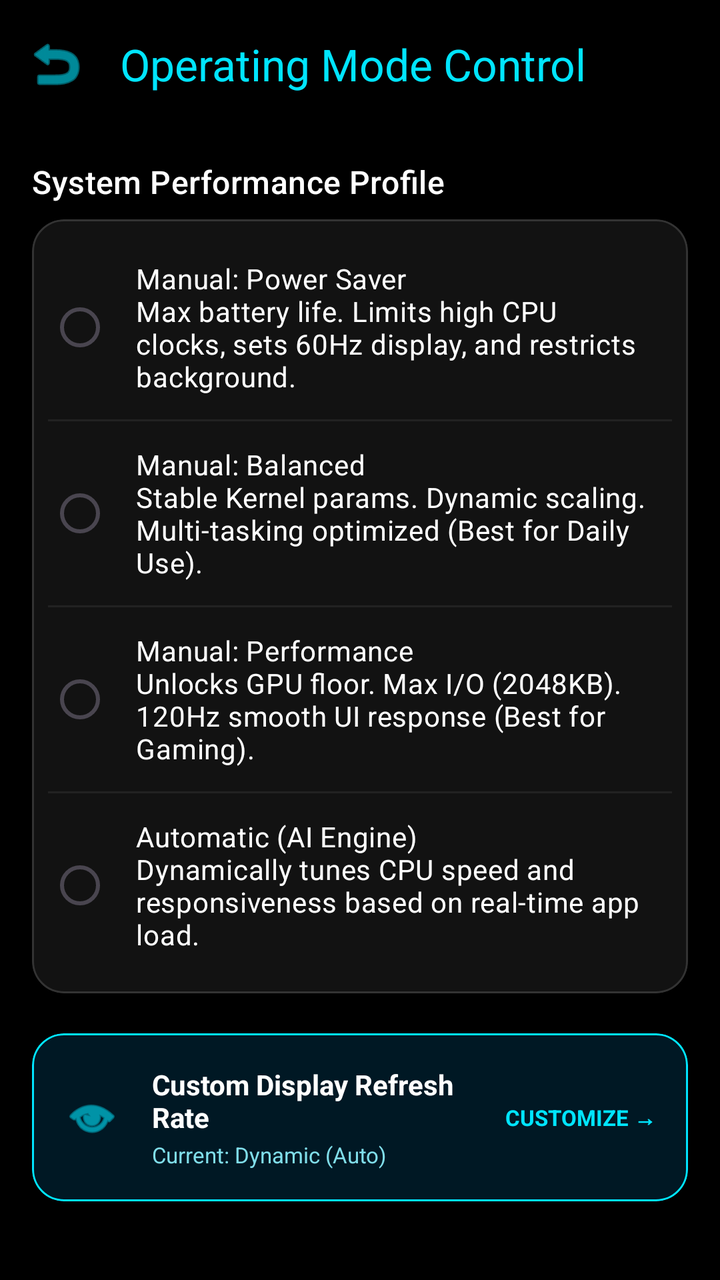
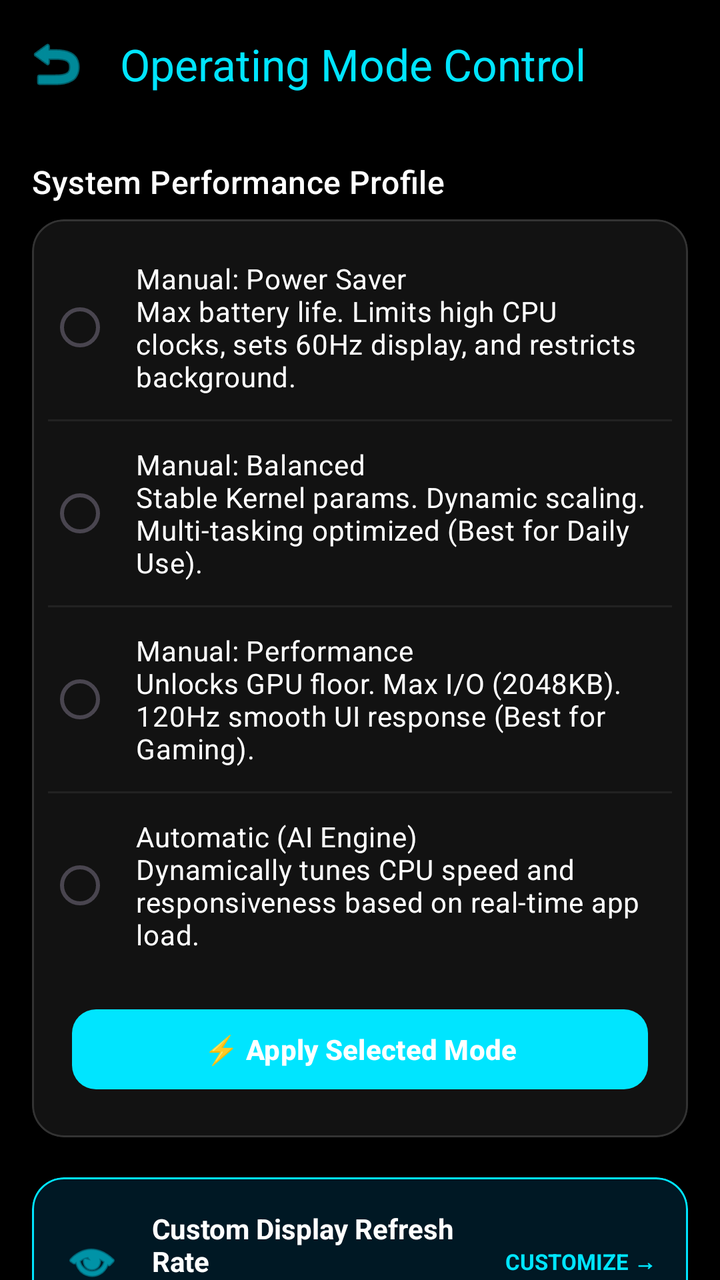

Compare the two renders of this Android layout. The source of the first and the diff that turns it into the second are given below.
<!-- AndroidManifest.xml: activity theme Theme.PhoneControl -->
<!-- res/layout/activity_mode_control.xml -->
<?xml version="1.0" encoding="utf-8"?>
<LinearLayout xmlns:android="http://schemas.android.com/apk/res/android"
    xmlns:app="http://schemas.android.com/apk/res-auto"
    android:layout_width="match_parent"
    android:layout_height="match_parent"
    android:orientation="vertical"
    android:background="@android:color/black"
    android:fitsSystemWindows="true">

    <com.google.android.material.appbar.MaterialToolbar
        android:id="@+id/toolbarModeControl"
        android:layout_width="match_parent"
        android:layout_height="?attr/actionBarSize"
        app:title="Operating Mode Control"
        app:titleTextColor="@color/color_mode"
        app:navigationIcon="@android:drawable/ic_menu_revert"
        app:navigationIconTint="@color/color_mode" />

    <androidx.core.widget.NestedScrollView
        android:layout_width="match_parent"
        android:layout_height="match_parent">

        <LinearLayout
            android:layout_width="match_parent"
            android:layout_height="wrap_content"
            android:orientation="vertical"
            android:padding="16dp">

            <TextView
                android:layout_width="wrap_content"
                android:layout_height="wrap_content"
                android:text="System Performance Profile"
                android:textColor="@android:color/white"
                android:textAppearance="@style/TextAppearance.Material3.TitleMedium"
                android:layout_marginBottom="8dp" />

            <com.google.android.material.card.MaterialCardView
                android:layout_width="match_parent"
                android:layout_height="wrap_content"
                android:layout_marginBottom="20dp"
                app:cardCornerRadius="16dp"
                app:cardElevation="0dp"
                app:cardBackgroundColor="#121212"
                app:strokeWidth="1dp"
                app:strokeColor="#333333">

                <RadioGroup
                    android:id="@+id/rgModes"
                    android:layout_width="match_parent"
                    android:layout_height="wrap_content"
                    android:padding="8dp">

                    <RadioButton
                        android:id="@+id/rbPowerSaver"
                        android:layout_width="match_parent"
                        android:layout_height="wrap_content"
                        android:padding="12dp"
                        android:text="Manual: Power Saver\nMax battery life. Limits high CPU clocks, sets 60Hz display, and restricts background."
                        android:textColor="@android:color/white"
                        android:buttonTint="@color/color_mode"
                        android:textSize="14sp" />

                    <View android:layout_width="match_parent" android:layout_height="1dp" android:background="#222222" />

                    <RadioButton
                        android:id="@+id/rbBalance"
                        android:layout_width="match_parent"
                        android:layout_height="wrap_content"
                        android:padding="12dp"
                        android:text="Manual: Balanced\nStable Kernel params. Dynamic scaling. Multi-tasking optimized (Best for Daily Use)."
                        android:textColor="@android:color/white"
                        android:buttonTint="@color/color_mode"
                        android:textSize="14sp" />

                    <View android:layout_width="match_parent" android:layout_height="1dp" android:background="#222222" />

                    <RadioButton
                        android:id="@+id/rbPerformance"
                        android:layout_width="match_parent"
                        android:layout_height="wrap_content"
                        android:padding="12dp"
                        android:text="Manual: Performance\nUnlocks GPU floor. Max I/O (2048KB). 120Hz smooth UI response (Best for Gaming)."
                        android:textColor="@android:color/white"
                        android:buttonTint="@color/color_mode"
                        android:textSize="14sp" />

                    <View android:layout_width="match_parent" android:layout_height="1dp" android:background="#222222" />

                    <RadioButton
                        android:id="@+id/rbAutomatic"
                        android:layout_width="match_parent"
                        android:layout_height="wrap_content"
                        android:padding="12dp"
                        android:text="Automatic (AI Engine)\nDynamically tunes CPU speed and responsiveness based on real-time app load."
                        android:textColor="@android:color/white"
                        android:buttonTint="@color/color_mode"
                        android:textSize="14sp" />

                    
                    <LinearLayout
                        android:id="@+id/layoutFocusSettings"
                        android:layout_width="match_parent"
                        android:layout_height="wrap_content"
                        android:orientation="vertical"
                        android:paddingStart="32dp"
                        android:paddingEnd="16dp"
                        android:paddingBottom="16dp"
                        android:visibility="gone">

                        <TextView
                            android:layout_width="wrap_content"
                            android:layout_height="wrap_content"
                            android:text="Automatic Focus Selection:"
                            android:textColor="#AAAAAA"
                            android:textSize="12sp"
                            android:layout_marginBottom="8dp" />

                        <RadioGroup
                            android:id="@+id/rgFocus"
                            android:layout_width="match_parent"
                            android:layout_height="wrap_content">

                            <RadioButton
                                android:id="@+id/rbFocusBattery"
                                android:layout_width="match_parent"
                                android:layout_height="wrap_content"
                                android:text="Battery Saver Focus\nPrioritize efficiency, boost only when needed."
                                android:textColor="@android:color/white"
                                android:buttonTint="@color/color_mode"
                                android:textSize="13sp" />

                            <RadioButton
                                android:id="@+id/rbFocusDaily"
                                android:layout_width="match_parent"
                                android:layout_height="wrap_content"
                                android:text="Daily Usage Focus\nSmart balance between speed and battery."
                                android:textColor="@android:color/white"
                                android:buttonTint="@color/color_mode"
                                android:textSize="13sp" />

                            <RadioButton
                                android:id="@+id/rbFocusMultitasking"
                                android:layout_width="match_parent"
                                android:layout_height="wrap_content"
                                android:text="Multitasking Focus\nDynamic performance for heavy multitasking."
                                android:textColor="@android:color/white"
                                android:buttonTint="@color/color_mode"
                                android:textSize="13sp" />
                        </RadioGroup>
                    </LinearLayout>
                </RadioGroup>
            </com.google.android.material.card.MaterialCardView>

            
            <com.google.android.material.card.MaterialCardView
                android:id="@+id/cardDisplayRefreshShortcut"
                android:layout_width="match_parent"
                android:layout_height="wrap_content"
                android:layout_marginBottom="20dp"
                app:cardCornerRadius="16dp"
                app:cardBackgroundColor="#001824"
                app:strokeWidth="1dp"
                app:strokeColor="#00E5FF"
                android:clickable="true"
                android:focusable="true">

                <LinearLayout
                    android:layout_width="match_parent"
                    android:layout_height="wrap_content"
                    android:orientation="horizontal"
                    android:padding="16dp"
                    android:gravity="center_vertical">
                    <ImageView
                        android:layout_width="28dp"
                        android:layout_height="28dp"
                        android:src="@android:drawable/ic_menu_view"
                        app:tint="#00E5FF" />
                    <LinearLayout
                        android:layout_width="0dp"
                        android:layout_height="wrap_content"
                        android:layout_weight="1"
                        android:layout_marginStart="16dp"
                        android:orientation="vertical">
                        <TextView
                            android:layout_width="wrap_content"
                            android:layout_height="wrap_content"
                            android:text="Custom Display Refresh Rate"
                            android:textColor="@android:color/white"
                            android:textStyle="bold"
                            android:textSize="14sp" />
                        <TextView
                            android:id="@+id/tvCurrentRefreshSummary"
                            android:layout_width="wrap_content"
                            android:layout_height="wrap_content"
                            android:layout_marginTop="2dp"
                            android:text="Current: Dynamic (Auto)"
                            android:textColor="#80DEEA"
                            android:textSize="11sp" />
                    </LinearLayout>
                    <TextView
                        android:layout_width="wrap_content"
                        android:layout_height="wrap_content"
                        android:text="CUSTOMIZE →"
                        android:textColor="#00E5FF"
                        android:textSize="11sp"
                        android:textStyle="bold" />
                </LinearLayout>
            </com.google.android.material.card.MaterialCardView>

        </LinearLayout>
    </androidx.core.widget.NestedScrollView>

</LinearLayout>
<!-- resources referenced by this layout -->
<resources>
  <color name="color_mode">#00E5FF</color>
  <style name="Theme.PhoneControl" parent="Theme.Material3.DayNight.NoActionBar">
          
          <item name="colorPrimary">@color/purple_500</item>
          <item name="colorPrimaryVariant">@color/purple_700</item>
          <item name="colorOnPrimary">@color/white</item>
          
          <item name="colorSecondary">@color/teal_200</item>
          <item name="colorSecondaryVariant">@color/teal_700</item>
          <item name="colorOnSecondary">@color/black</item>
          
          <item name="android:statusBarColor">@android:color/black</item>
          <item name="android:windowLightStatusBar" tools:targetApi="m">false</item>
          
          
          
      </style>
  <color name="purple_500">#FF6200EE</color>
  <color name="purple_700">#FF3700B3</color>
  <color name="white">#FFFFFFFF</color>
  <color name="teal_200">#FF03DAC5</color>
  <color name="teal_700">#FF018786</color>
  <color name="black">#FF000000</color>
</resources>

<!-- the commit's change to res/layout/activity_mode_control.xml (unified diff, before → after) -->
@@ -148,6 +148,19 @@
                                 android:textSize="13sp" />
                         </RadioGroup>
                     </LinearLayout>
+
+                    <com.google.android.material.button.MaterialButton
+                        android:id="@+id/btnApplyMode"
+                        android:layout_width="match_parent"
+                        android:layout_height="48dp"
+                        android:layout_margin="12dp"
+                        android:text="⚡ Apply Selected Mode"
+                        android:textColor="@android:color/white"
+                        android:textStyle="bold"
+                        android:textSize="14sp"
+                        app:backgroundTint="@color/color_mode"
+                        app:cornerRadius="12dp" />
+
                 </RadioGroup>
             </com.google.android.material.card.MaterialCardView>
 
